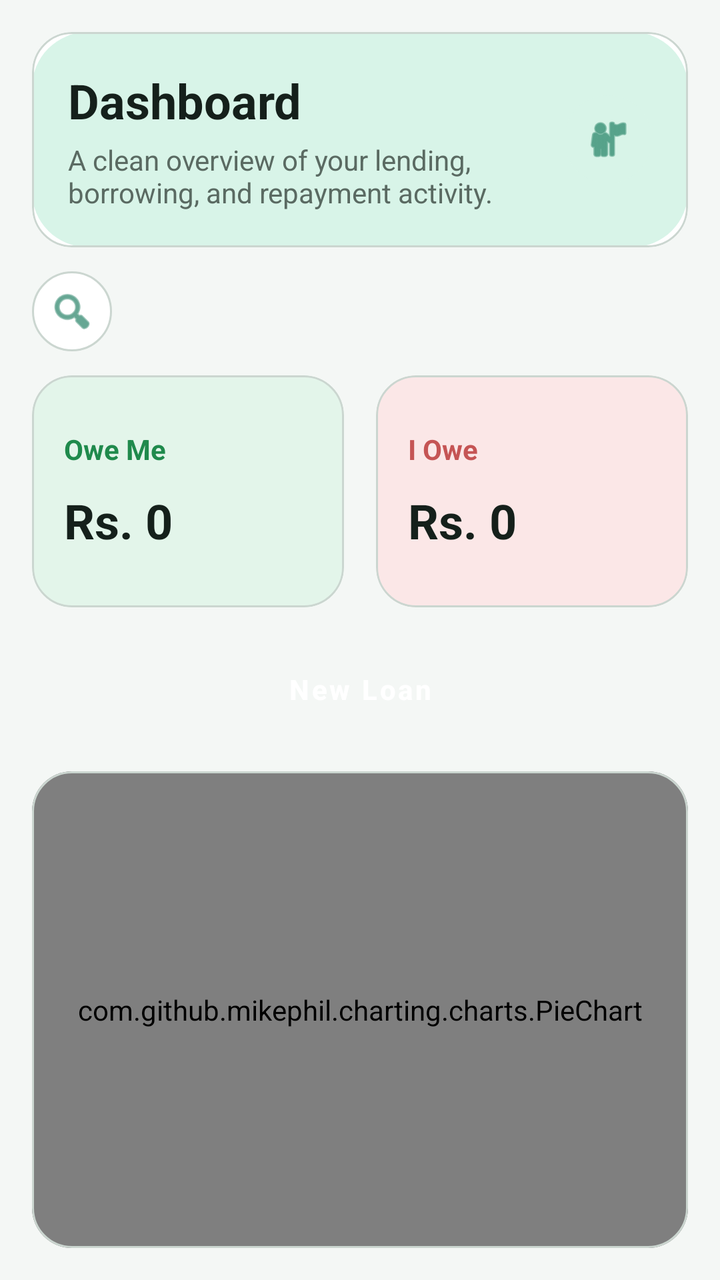
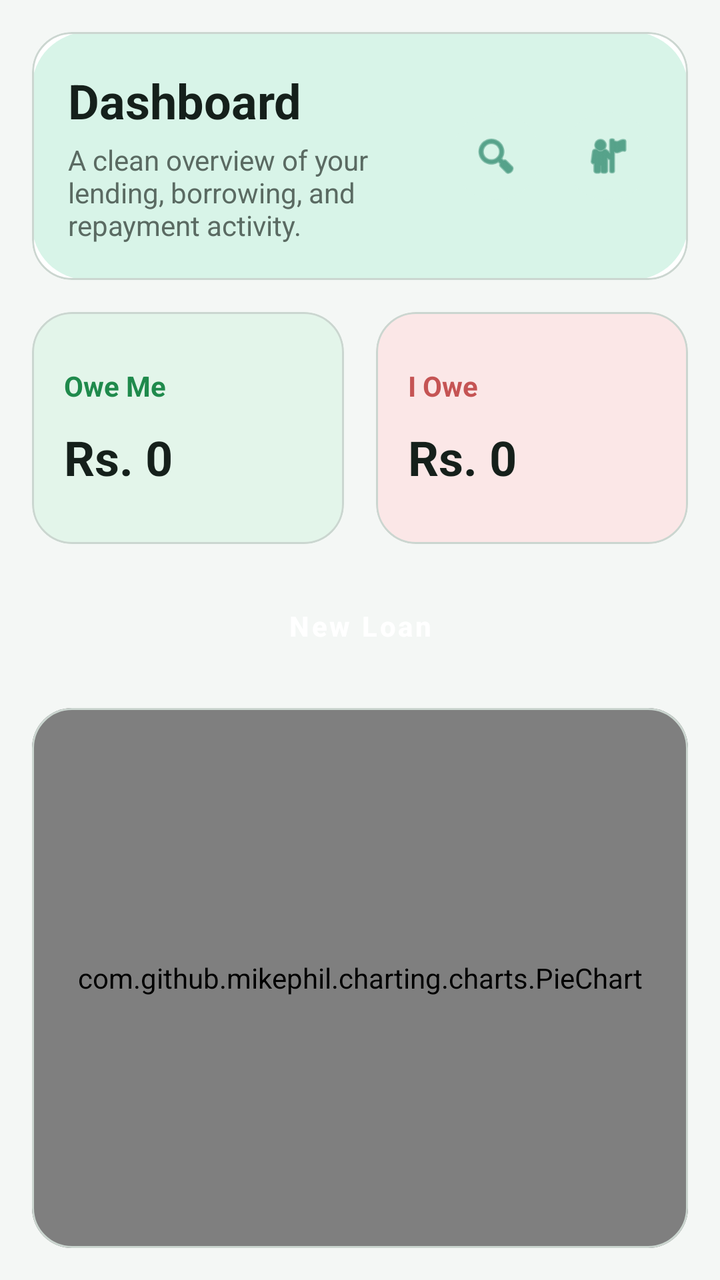

The first picture is an Android layout as it rendered before a commit; the second is the same layout after the commit. The layout source and the unified diff follow.
<!-- AndroidManifest.xml: application theme Theme.QarzApp -->
<!-- res/layout/fragment_dashboard.xml -->
<?xml version="1.0" encoding="utf-8"?>
<androidx.constraintlayout.widget.ConstraintLayout
    xmlns:android="http://schemas.android.com/apk/res/android"
    xmlns:app="http://schemas.android.com/apk/res-auto"
    xmlns:tools="http://schemas.android.com/tools"
    android:layout_width="match_parent"
    android:layout_height="match_parent"
    android:background="@android:color/transparent"
    android:padding="16dp"
    tools:context=".fragments.DashboardFragment">

    <com.google.android.material.card.MaterialCardView
        android:id="@+id/topPanel"
        style="@style/QarzCard"
        android:layout_width="0dp"
        android:layout_height="wrap_content"
        app:layout_constraintEnd_toEndOf="parent"
        app:layout_constraintStart_toStartOf="parent"
        app:layout_constraintTop_toTopOf="parent">

        <LinearLayout
            android:layout_width="match_parent"
            android:layout_height="wrap_content"
            android:background="@drawable/bg_top_panel"
            android:gravity="center_vertical"
            android:orientation="horizontal"
            android:padding="18dp">

            <LinearLayout
                android:layout_width="0dp"
                android:layout_height="wrap_content"
                android:layout_weight="1"
                android:orientation="vertical">

                <TextView
                    android:id="@+id/tvDashboardTitle"
                    android:layout_width="wrap_content"
                    android:layout_height="wrap_content"
                    android:text="Dashboard"
                    android:textColor="@color/md_theme_onSurface"
                    android:textSize="24sp"
                    android:textStyle="bold" />

                <TextView
                    android:layout_width="wrap_content"
                    android:layout_height="wrap_content"
                    android:layout_marginTop="4dp"
                    android:text="A clean overview of your lending, borrowing, and repayment activity."
                    android:textColor="@color/md_theme_onSurfaceVariant"
                    android:textSize="14sp" />
            </LinearLayout>

            <ImageView
                android:id="@+id/ivProfile"
                android:layout_width="44dp"
                android:layout_height="44dp"
                android:background="@drawable/bg_avatar_circle"
                android:clickable="true"
                android:focusable="true"
                android:padding="10dp"
                android:src="@android:drawable/ic_menu_myplaces"
                app:tint="@color/md_theme_primary" />
        </LinearLayout>
    </com.google.android.material.card.MaterialCardView>

    <ImageView
        android:id="@+id/ivSearchReceipt"
        android:layout_width="40dp"
        android:layout_height="40dp"
        android:layout_marginTop="12dp"
        android:background="@drawable/bg_surface_panel"
        android:clickable="true"
        android:focusable="true"
        android:padding="8dp"
        android:src="@android:drawable/ic_menu_search"
        app:layout_constraintStart_toStartOf="parent"
        app:layout_constraintTop_toBottomOf="@id/topPanel"
        app:tint="@color/md_theme_primary" />

    <LinearLayout
        android:id="@+id/cardsLayout"
        android:layout_width="0dp"
        android:layout_height="wrap_content"
        android:layout_marginTop="12dp"
        android:orientation="horizontal"
        android:weightSum="2"
        app:layout_constraintEnd_toEndOf="parent"
        app:layout_constraintStart_toStartOf="parent"
        app:layout_constraintTop_toBottomOf="@id/ivSearchReceipt">

        <com.google.android.material.card.MaterialCardView
            style="@style/QarzCard"
            android:layout_width="0dp"
            android:layout_height="116dp"
            android:layout_marginEnd="8dp"
            android:layout_weight="1"
            app:cardBackgroundColor="@color/md_theme_success_soft">

            <LinearLayout
                android:layout_width="match_parent"
                android:layout_height="match_parent"
                android:gravity="center_vertical"
                android:orientation="vertical"
                android:padding="16dp">

                <TextView
                    android:layout_width="wrap_content"
                    android:layout_height="wrap_content"
                    android:text="Owe Me"
                    android:textColor="@color/md_theme_success"
                    android:textSize="14sp"
                    android:textStyle="bold" />

                <TextView
                    android:id="@+id/tvOweMeTotal"
                    android:layout_width="wrap_content"
                    android:layout_height="wrap_content"
                    android:layout_marginTop="10dp"
                    android:text="Rs. 0"
                    android:textColor="@color/md_theme_onSurface"
                    android:textSize="24sp"
                    android:textStyle="bold" />
            </LinearLayout>
        </com.google.android.material.card.MaterialCardView>

        <com.google.android.material.card.MaterialCardView
            style="@style/QarzCard"
            android:layout_width="0dp"
            android:layout_height="116dp"
            android:layout_marginStart="8dp"
            android:layout_weight="1"
            app:cardBackgroundColor="@color/md_theme_danger_soft">

            <LinearLayout
                android:layout_width="match_parent"
                android:layout_height="match_parent"
                android:gravity="center_vertical"
                android:orientation="vertical"
                android:padding="16dp">

                <TextView
                    android:layout_width="wrap_content"
                    android:layout_height="wrap_content"
                    android:text="I Owe"
                    android:textColor="@color/md_theme_danger"
                    android:textSize="14sp"
                    android:textStyle="bold" />

                <TextView
                    android:id="@+id/tvIOweTotal"
                    android:layout_width="wrap_content"
                    android:layout_height="wrap_content"
                    android:layout_marginTop="10dp"
                    android:text="Rs. 0"
                    android:textColor="@color/md_theme_onSurface"
                    android:textSize="24sp"
                    android:textStyle="bold" />
            </LinearLayout>
        </com.google.android.material.card.MaterialCardView>
    </LinearLayout>

    <Button
        android:id="@+id/btnNewLoan"
        style="@style/QarzButton"
        android:layout_width="0dp"
        android:layout_height="54dp"
        android:layout_marginTop="14dp"
        android:text="New Loan"
        app:layout_constraintEnd_toEndOf="parent"
        app:layout_constraintStart_toStartOf="parent"
        app:layout_constraintTop_toBottomOf="@id/cardsLayout" />

    <com.google.android.material.card.MaterialCardView
        style="@style/QarzCard"
        android:layout_width="0dp"
        android:layout_height="0dp"
        android:layout_marginTop="14dp"
        app:layout_constraintBottom_toBottomOf="parent"
        app:layout_constraintEnd_toEndOf="parent"
        app:layout_constraintStart_toStartOf="parent"
        app:layout_constraintTop_toBottomOf="@id/btnNewLoan">

        <com.github.mikephil.charting.charts.PieChart
            android:id="@+id/pieChart"
            android:layout_width="match_parent"
            android:layout_height="match_parent"
            android:padding="8dp" />
    </com.google.android.material.card.MaterialCardView>

</androidx.constraintlayout.widget.ConstraintLayout>
<!-- resources referenced by this layout -->
<resources>
  <color name="md_theme_danger">#C55454</color>
  <color name="md_theme_danger_soft">#FBE7E7</color>
  <color name="md_theme_onSurface">#15201B</color>
  <color name="md_theme_onSurfaceVariant">#5A6A62</color>
  <color name="md_theme_primary">#006C4C</color>
  <color name="md_theme_success">#1F8A4C</color>
  <color name="md_theme_success_soft">#E3F5EA</color>
  <!-- drawable bg_avatar_circle (drawable) -->
  <?xml version="1.0" encoding="utf-8"?>
  <shape xmlns:android="http://schemas.android.com/apk/res/android" android:shape="oval">
      <solid android:color="@color/md_theme_primaryContainer" />
  </shape>
  <!-- drawable bg_surface_panel (drawable) -->
  <?xml version="1.0" encoding="utf-8"?>
  <shape xmlns:android="http://schemas.android.com/apk/res/android" android:shape="rectangle">
      <solid android:color="@color/md_theme_surface" />
      <stroke
          android:width="1dp"
          android:color="@color/md_theme_outline" />
      <corners android:radius="24dp" />
  </shape>
  <!-- drawable bg_top_panel (drawable) -->
  <?xml version="1.0" encoding="utf-8"?>
  <shape xmlns:android="http://schemas.android.com/apk/res/android" android:shape="rectangle">
      <solid android:color="@color/md_theme_primaryContainer" />
      <corners android:radius="28dp" />
  </shape>
  <style name="QarzButton" parent="Widget.MaterialComponents.Button">
          <item name="cornerRadius">18dp</item>
          <item name="android:minHeight">54dp</item>
          <item name="android:textAllCaps">false</item>
          <item name="backgroundTint">@color/md_theme_primary</item>
          <item name="android:textColor">@color/md_theme_onPrimary</item>
          <item name="android:textStyle">bold</item>
      </style>
  <style name="QarzCard" parent="Widget.MaterialComponents.CardView">
          <item name="cardCornerRadius">20dp</item>
          <item name="strokeColor">@color/md_theme_outline</item>
          <item name="strokeWidth">1dp</item>
          <item name="cardBackgroundColor">@color/md_theme_surface</item>
          <item name="cardElevation">0dp</item>
      </style>
  <style name="Theme.QarzApp" parent="Base.Theme.QarzApp" />
  <color name="md_theme_primaryContainer">#D8F4E8</color>
  <color name="md_theme_surface">#FFFFFF</color>
  <color name="md_theme_outline">#CBD6D0</color>
  <color name="md_theme_onPrimary">#FFFFFF</color>
  <style name="Base.Theme.QarzApp" parent="Theme.Material3.Light.NoActionBar">
          <item name="colorPrimary">@color/md_theme_primary</item>
          <item name="colorOnPrimary">@color/md_theme_onPrimary</item>
          <item name="colorSecondary">@color/md_theme_secondary</item>
          <item name="colorOnSecondary">@color/md_theme_onSecondary</item>
          <item name="colorSurface">@color/md_theme_surface</item>
          <item name="android:colorBackground">@color/md_theme_background</item>
          <item name="colorOnSurface">@color/md_theme_onSurface</item>
          <item name="android:windowBackground">@color/md_theme_background</item>
          <item name="android:statusBarColor">@color/md_theme_background</item>
          <item name="android:navigationBarColor">@color/md_theme_surface</item>
          <item name="android:windowLightStatusBar">true</item>
          <item name="android:windowLightNavigationBar">true</item>
      </style>
  <color name="md_theme_secondary">#4D6357</color>
  <color name="md_theme_onSecondary">#FFFFFF</color>
  <color name="md_theme_background">#F4F7F5</color>
</resources>

<!-- the commit's change to res/layout/fragment_dashboard.xml (unified diff, before → after) -->
@@ -51,6 +51,18 @@
             </LinearLayout>
 
             <ImageView
+                android:id="@+id/ivSearchReceipt"
+                android:layout_width="44dp"
+                android:layout_height="44dp"
+                android:layout_marginEnd="12dp"
+                android:background="@drawable/bg_avatar_circle"
+                android:clickable="true"
+                android:focusable="true"
+                android:padding="10dp"
+                android:src="@android:drawable/ic_menu_search"
+                app:tint="@color/md_theme_primary" />
+
+            <ImageView
                 android:id="@+id/ivProfile"
                 android:layout_width="44dp"
                 android:layout_height="44dp"
@@ -63,30 +75,16 @@
         </LinearLayout>
     </com.google.android.material.card.MaterialCardView>
 
-    <ImageView
-        android:id="@+id/ivSearchReceipt"
-        android:layout_width="40dp"
-        android:layout_height="40dp"
-        android:layout_marginTop="12dp"
-        android:background="@drawable/bg_surface_panel"
-        android:clickable="true"
-        android:focusable="true"
-        android:padding="8dp"
-        android:src="@android:drawable/ic_menu_search"
-        app:layout_constraintStart_toStartOf="parent"
-        app:layout_constraintTop_toBottomOf="@id/topPanel"
-        app:tint="@color/md_theme_primary" />
-
     <LinearLayout
         android:id="@+id/cardsLayout"
         android:layout_width="0dp"
         android:layout_height="wrap_content"
-        android:layout_marginTop="12dp"
+        android:layout_marginTop="16dp"
         android:orientation="horizontal"
         android:weightSum="2"
         app:layout_constraintEnd_toEndOf="parent"
         app:layout_constraintStart_toStartOf="parent"
-        app:layout_constraintTop_toBottomOf="@id/ivSearchReceipt">
+        app:layout_constraintTop_toBottomOf="@id/topPanel">
 
         <com.google.android.material.card.MaterialCardView
             style="@style/QarzCard"
<!-- resource entries referenced after the edit -->
@@ -11,15 +11,6 @@
   <?xml version="1.0" encoding="utf-8"?>
   <shape xmlns:android="http://schemas.android.com/apk/res/android" android:shape="oval">
       <solid android:color="@color/md_theme_primaryContainer" />
-  </shape>
-  <!-- drawable bg_surface_panel (drawable) -->
-  <?xml version="1.0" encoding="utf-8"?>
-  <shape xmlns:android="http://schemas.android.com/apk/res/android" android:shape="rectangle">
-      <solid android:color="@color/md_theme_surface" />
-      <stroke
-          android:width="1dp"
-          android:color="@color/md_theme_outline" />
-      <corners android:radius="24dp" />
   </shape>
   <!-- drawable bg_top_panel (drawable) -->
   <?xml version="1.0" encoding="utf-8"?>
@@ -44,9 +35,9 @@
       </style>
   <style name="Theme.QarzApp" parent="Base.Theme.QarzApp" />
   <color name="md_theme_primaryContainer">#D8F4E8</color>
+  <color name="md_theme_onPrimary">#FFFFFF</color>
+  <color name="md_theme_outline">#CBD6D0</color>
   <color name="md_theme_surface">#FFFFFF</color>
-  <color name="md_theme_outline">#CBD6D0</color>
-  <color name="md_theme_onPrimary">#FFFFFF</color>
   <style name="Base.Theme.QarzApp" parent="Theme.Material3.Light.NoActionBar">
           <item name="colorPrimary">@color/md_theme_primary</item>
           <item name="colorOnPrimary">@color/md_theme_onPrimary</item>
